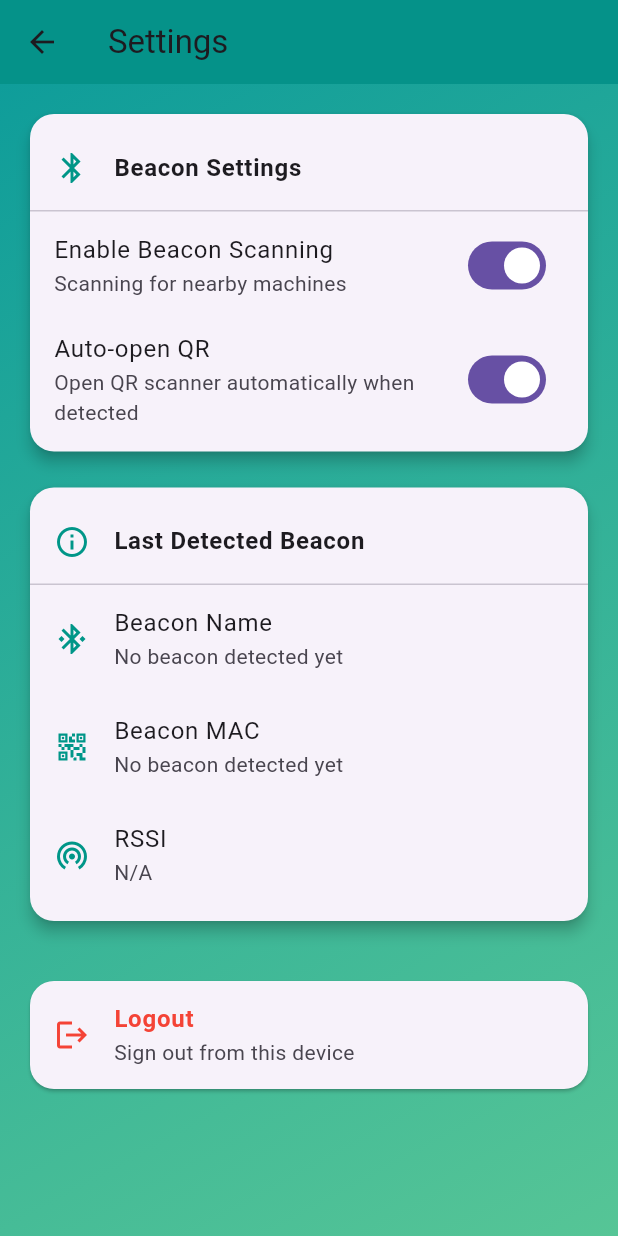
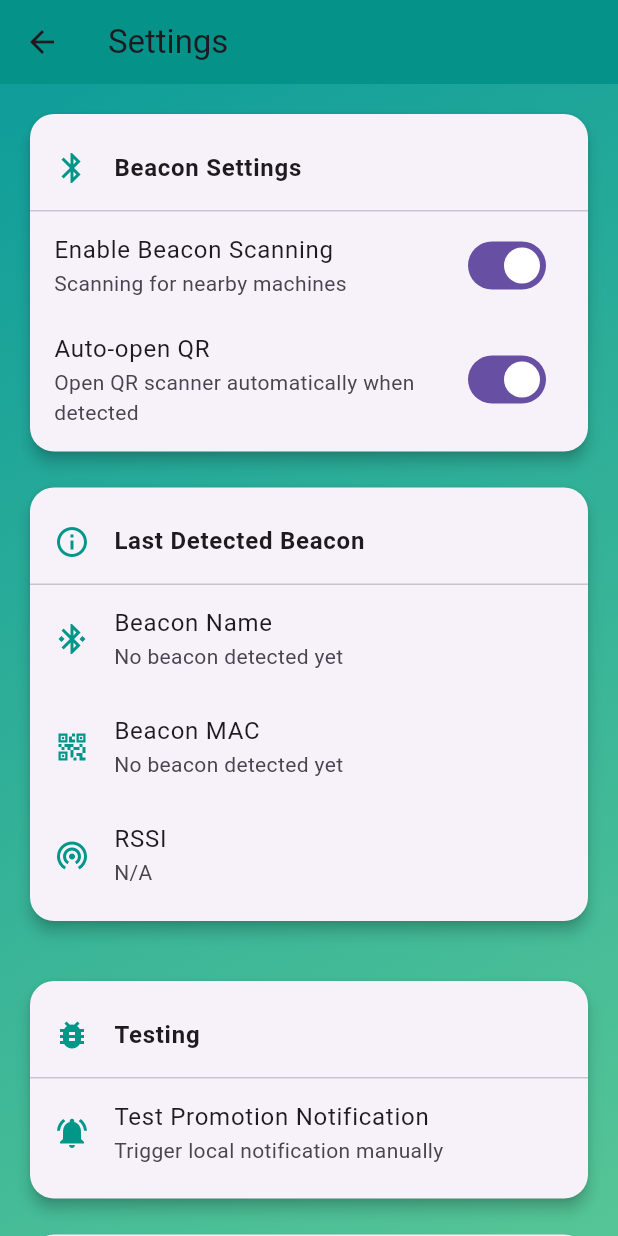
Before and after one commit to cbabiomedical/grabit_flutter_prototype, a Flutter app: the SettingsScreen screen opened by its route, on a phone screen of 412 x 824 dp. Run offline on Flutter 3.47's test engine with Material 3 defaults, Android fonts, the phone set to English and light mode, and no system bars; our stand-ins replace device_info_plus, firebase_core, firebase_messaging, flutter_blue_plus, flutter_local_notifications, flutter_secure_storage and 4 more; missing offline and left inert: mobile_scanner; accounts and stored records are empty.

Commit message:
Updates
DeviceID logic changed
Test Local Notififcations button added
Local Notification Trigger logic changed

```diff
--- a/lib/app/app.dart
+++ b/lib/app/app.dart
@@ -10,7 +10,6 @@ import '../providers/beacon_provider.dart';
 import '../providers/settings_provider.dart';
 
 // Services
-import '../services/mock_api_service.dart';
 import '../services/real_api_service.dart';
 import '../services/device_service.dart';
 import '../services/beacon_service.dart';
@@ -34,7 +33,6 @@ class GrabItApp extends StatelessWidget {
 
   @override
   Widget build(BuildContext context) {
-    final mockApi = MockApiService();
     final deviceService = DeviceService();
 
     return MultiProvider(
--- a/lib/features/settings/settings_screen.dart
+++ b/lib/features/settings/settings_screen.dart
@@ -3,6 +3,7 @@ import 'package:provider/provider.dart';
 import '../../providers/beacon_provider.dart';
 import '../../providers/auth_provider.dart';
 import '../../app/app_routes.dart';
+import '../../services/local_notification_service.dart';
 
 class SettingsScreen extends StatelessWidget {
   const SettingsScreen({super.key});
@@ -122,6 +123,33 @@ class SettingsScreen extends StatelessWidget {
                   ),
                 ),
               ),
+
+            const SizedBox(height: 16),
+
+            // =====================================================
+            // TESTING / DEBUG
+            // =====================================================
+            _SectionCard(
+              title: "Testing",
+              icon: Icons.bug_report,
+              children: [
+                ListTile(
+                  leading: const Icon(Icons.notifications_active, color: Colors.teal),
+                  title: const Text("Test Promotion Notification"),
+                  subtitle: const Text("Trigger local notification manually"),
+                  onTap: () {
+                    LocalNotificationService.showBeaconNotification(
+                      beaconName: beacon.lastBeaconName ?? "CBA016",
+                      deviceId: auth.user?.deviceId ?? "UNKNOWN_DEVICE",
+                      machineName: "CBA TEST 1111111111",
+                      rssi: beacon.lastRssi == -999 ? -58 : beacon.lastRssi,
+                      distanceBucket: "MID",
+                    );
+                  },
+                ),
+              ],
+            ),
+
 
             const SizedBox(height: 16),
 
--- a/lib/services/fcm_service.dart
+++ b/lib/services/fcm_service.dart
@@ -1,6 +1,5 @@
 import 'package:firebase_messaging/firebase_messaging.dart';
 import 'package:flutter/material.dart';
-import 'real_api_service.dart';
 
 class FcmService {
   final FirebaseMessaging _messaging = FirebaseMessaging.instance;
--- a/pubspec.yaml
+++ b/pubspec.yaml
@@ -12,6 +12,7 @@ dependencies:
   flutter:
     sdk: flutter
 
+  device_info_plus: ^12.3.0
   mobile_scanner: ^7.1.4
   flutter_local_notifications: ^19.5.0
   firebase_core: ^4.2.1
```
Also changed, not shown: lib/providers/auth_provider.dart (+5 -68 lines), lib/providers/beacon_provider.dart (+43 -8 lines), lib/services/device_service.dart (+34 -8 lines), lib/services/mock_api_service.dart (deleted, +0 -54 lines), lib/services/real_api_service.dart (+4 -4 lines), pubspec.lock, 1 other file.
